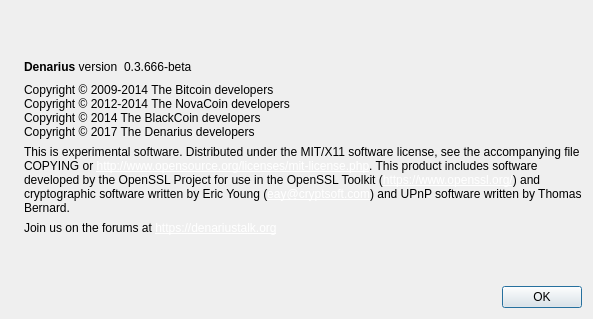
Qt form src/qt/forms/aboutdialog.ui (metaspartan/denarius) before a commit.
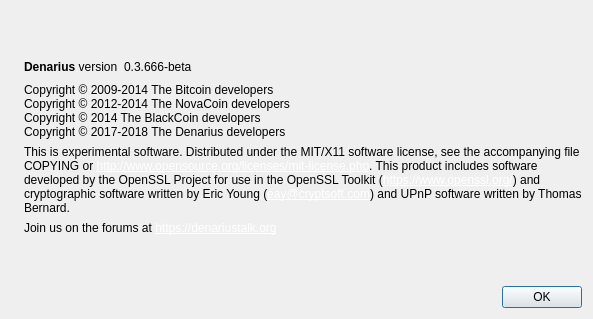
The same form after that commit. Icons and pictures are not drawn.

Diff of the .ui file:
```diff
--- a/src/qt/forms/aboutdialog.ui
+++ b/src/qt/forms/aboutdialog.ui
@@ -94,7 +94,7 @@
         <string>Copyright © 2009-2014 The Bitcoin developers
 Copyright © 2012-2014 The NovaCoin developers
 Copyright © 2014 The BlackCoin developers
-Copyright © 2017 The Denarius developers</string>
+Copyright © 2017-2018 The Denarius developers</string>
        </property>
        <property name="textInteractionFlags">
         <set>Qt::LinksAccessibleByMouse|Qt::TextSelectableByKeyboard|Qt::TextSelectableByMouse</set>
```
